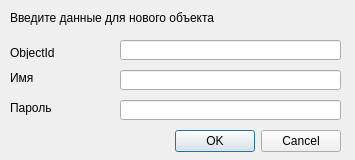
Before: the Qt Designer form dataBaseFirebird/dialogs/addobjectdialog.ui in Evgeniykull/DataBase, drawn with Qt 5.
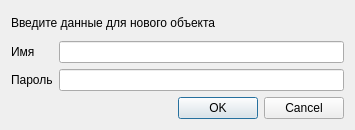
After: the same form once the commit is applied.

Patch:
```diff
--- a/dataBaseFirebird/dialogs/addobjectdialog.ui
+++ b/dataBaseFirebird/dialogs/addobjectdialog.ui
@@ -7,33 +7,30 @@
     <x>0</x>
     <y>0</y>
     <width>355</width>
-    <height>160</height>
+    <height>130</height>
    </rect>
   </property>
   <property name="minimumSize">
    <size>
     <width>355</width>
-    <height>160</height>
+    <height>130</height>
    </size>
   </property>
   <property name="maximumSize">
    <size>
     <width>355</width>
-    <height>160</height>
+    <height>130</height>
    </size>
   </property>
   <property name="windowTitle">
    <string>Объект</string>
   </property>
+  <layout class="QGridLayout" name="gridLayout">
+   <item row="2" column="1">
+    <widget class="QLineEdit" name="lePass"/>
+   </item>
+   <item row="3" column="0" colspan="2">
   <widget class="QDialogButtonBox" name="buttonBox">
-   <property name="geometry">
-    <rect>
-     <x>30</x>
-     <y>125</y>
-     <width>311</width>
-     <height>32</height>
-    </rect>
-   </property>
    <property name="orientation">
     <enum>Qt::Horizontal</enum>
    </property>
@@ -41,91 +38,32 @@
     <set>QDialogButtonBox::Cancel|QDialogButtonBox::Ok</set>
    </property>
   </widget>
-  <widget class="QLabel" name="lblInfoText">
-   <property name="geometry">
-    <rect>
-     <x>10</x>
-     <y>10</y>
-     <width>261</width>
-     <height>16</height>
-    </rect>
-   </property>
-   <property name="text">
-    <string>Введите данные для нового объекта</string>
-   </property>
-  </widget>
-  <widget class="QLabel" name="label">
-   <property name="geometry">
-    <rect>
-     <x>10</x>
-     <y>46</y>
-     <width>47</width>
-     <height>13</height>
-    </rect>
-   </property>
-   <property name="text">
-    <string>ObjectId</string>
-   </property>
-  </widget>
-  <widget class="QLabel" name="label_2">
-   <property name="geometry">
-    <rect>
-     <x>10</x>
-     <y>70</y>
-     <width>101</width>
-     <height>16</height>
-    </rect>
-   </property>
-   <property name="text">
-    <string>Имя</string>
-   </property>
-  </widget>
-  <widget class="QLineEdit" name="leObjectId">
-   <property name="geometry">
-    <rect>
-     <x>120</x>
-     <y>40</y>
-     <width>221</width>
-     <height>20</height>
-    </rect>
-   </property>
-   <property name="inputMask">
-    <string>D9999</string>
-   </property>
-  </widget>
-  <widget class="QLineEdit" name="leName">
-   <property name="geometry">
-    <rect>
-     <x>120</x>
-     <y>70</y>
-     <width>221</width>
-     <height>20</height>
-    </rect>
-   </property>
-  </widget>
+   </item>
+   <item row="2" column="0">
   <widget class="QLabel" name="label_3">
-   <property name="geometry">
-    <rect>
-     <x>10</x>
-     <y>100</y>
-     <width>101</width>
-     <height>16</height>
-    </rect>
-   </property>
    <property name="text">
     <string>Пароль</string>
    </property>
   </widget>
-  <widget class="QLineEdit" name="lePass">
-   <property name="geometry">
-    <rect>
-     <x>120</x>
-     <y>100</y>
-     <width>221</width>
-     <height>20</height>
-    </rect>
-   </property>
-  </widget>
+   </item>
+   <item row="1" column="0">
+    <widget class="QLabel" name="label_2">
+     <property name="text">
+      <string>Имя</string>
+     </property>
+    </widget>
+   </item>
+   <item row="1" column="1">
+    <widget class="QLineEdit" name="leName"/>
+   </item>
+   <item row="0" column="0" colspan="2">
+    <widget class="QLabel" name="lblInfoText">
+     <property name="text">
+      <string>Введите данные для нового объекта</string>
+     </property>
+    </widget>
+   </item>
+  </layout>
  </widget>
  <resources/>
  <connections>
```
Lines whose indentation alone changed are shown as unchanged.
